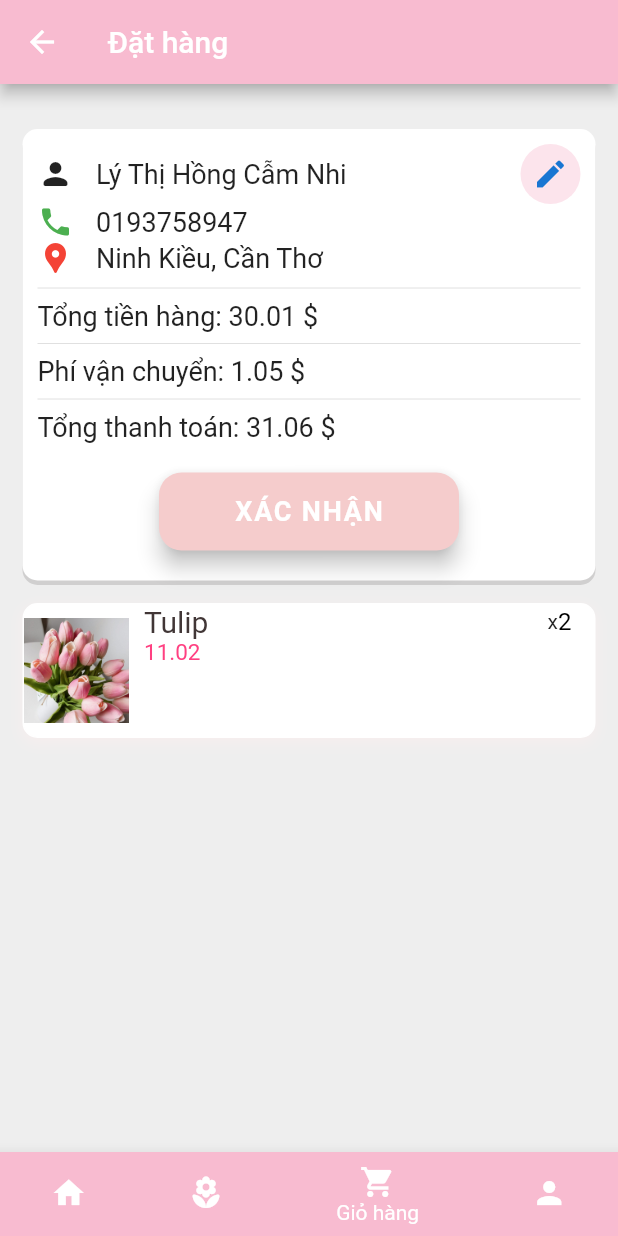
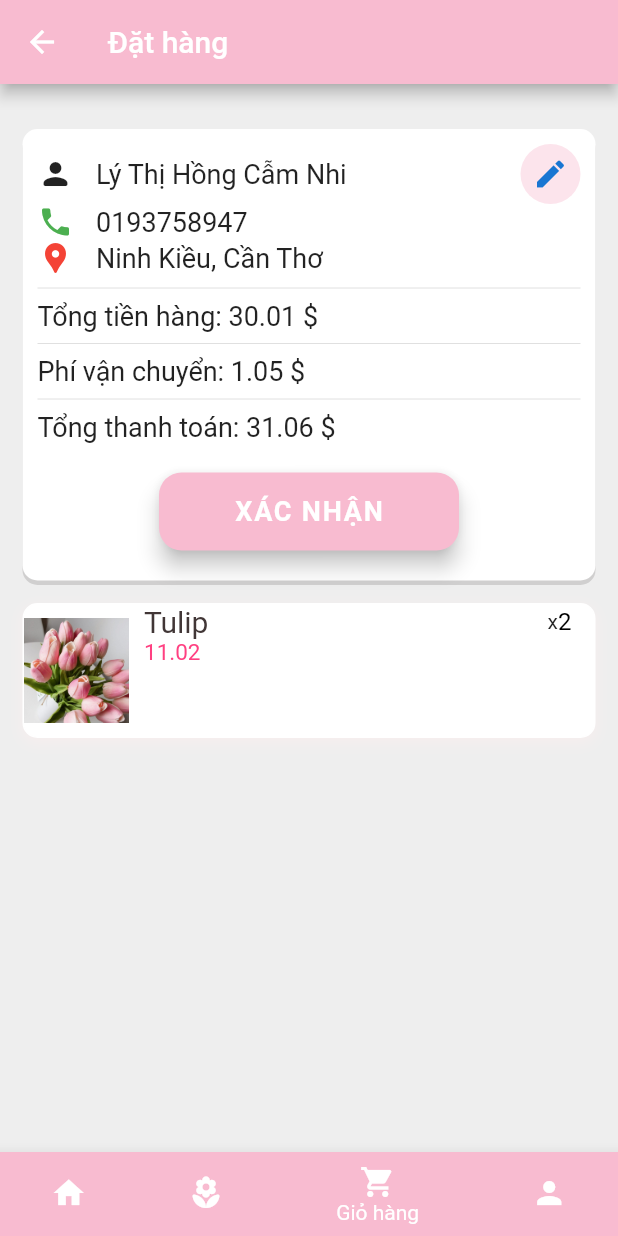
Before and after one commit to anb1906423/template-app, a Flutter app: the Checkout screen opened by its route, on a phone screen of 412 x 824 dp. Run offline on Flutter 3.47's test engine with Material 2 defaults, Android fonts, the phone set to English and light mode, and no system bars; our stand-ins replace get, get_storage; accounts and stored records are empty; network calls fail; Roboto replaces fonts that are missing (addressCity).

```diff
--- a/lib/widget/checkout.dart
+++ b/lib/widget/checkout.dart
@@ -133,7 +133,7 @@ class Checkout extends GetView<CheckoutController> {
                               shape: const RoundedRectangleBorder(
                                 borderRadius: BorderRadius.all(Radius.circular(15.0)),
                               ),
-                              backgroundColor: AppConfig.btncolor,
+                              backgroundColor: Colors.pink.shade100,
                               foregroundColor: Colors.white,
 
                               ///
@@ -166,7 +166,7 @@ class Checkout extends GetView<CheckoutController> {
                               ///
                               label: Text(
                                 'XÁC NHẬN',
-                                style: TextStyle(fontSize: 18, fontWeight: FontWeight.bold, color: Colors.white, backgroundColor: AppConfig.btncolor),
+                                style: TextStyle(fontSize: 18, fontWeight: FontWeight.bold, color: Colors.white),
                               ),
                             ),
                           )
--- a/lib/widget/profile_edit.dart
+++ b/lib/widget/profile_edit.dart
@@ -70,7 +70,7 @@ class ProfileEdit extends StatelessWidget {
                     width: double.infinity,
                     height: 56,
                     decoration: BoxDecoration(
-                      color: Color(0xFFF5CCCC), // Màu nền
+                      color: Colors.pink.shade100, // Màu nền
                       borderRadius: BorderRadius.circular(10), // Độ cong của góc
                     ),
                     child: TextButton(
```
